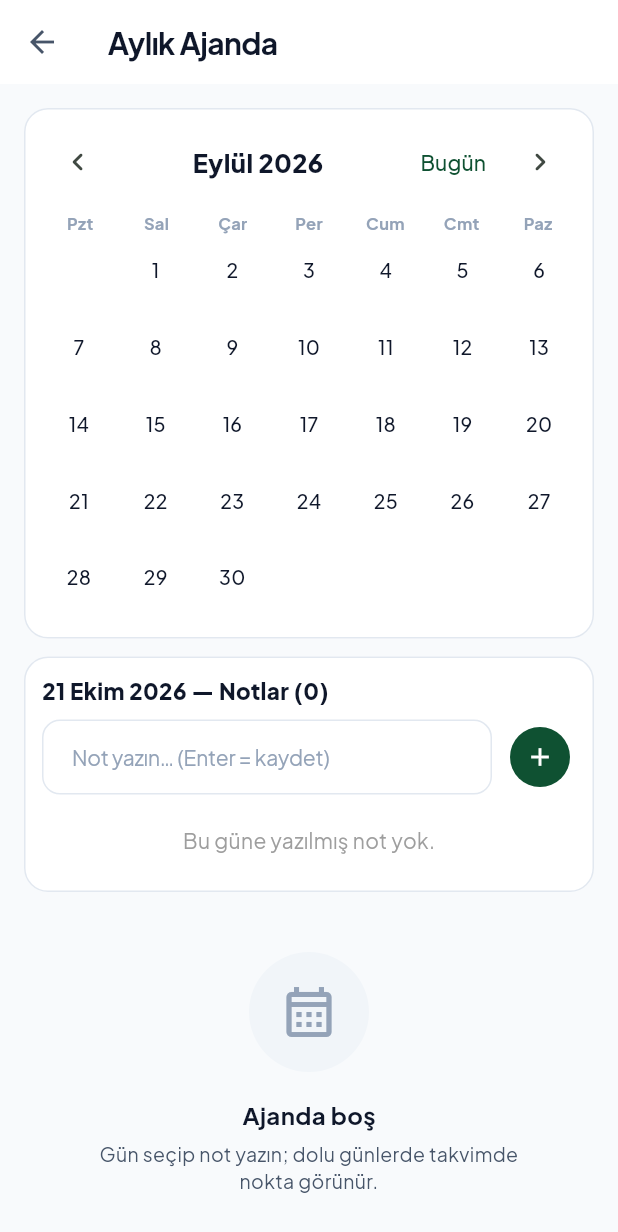
After one commit to Furkan-Pamuk/Diyetisyen-Asistan, a Flutter app: the AgendaScreen screen opened directly, after a tap on the "chevron left" icon, on a phone screen of 412 x 824 dp. The commit adds this screen. Shown: the top 1232 px of the screen. Run offline on Flutter 3.47's test engine with Material 3 defaults, Android fonts, the phone set to English and light mode, and no system bars; our stand-ins replace audioplayers, cloud_firestore, file_picker, firebase_auth, firebase_core, flutter_local_notifications and 7 more; missing offline and left inert: excel, record; accounts and stored records are empty.

Commit message:
Aylik ajanda menusu: takvim + gunluk notlar, panele baglanti

```diff
--- /dev/null
+++ b/lib/models/agenda_entry.dart
@@ -0,0 +1,42 @@
+import 'package:uuid/uuid.dart';
+
+const _uuid = Uuid();
+
+/// Aylık ajanda notu: belirli bir güne yazılan kısa not.
+class AgendaEntry {
+  final String id;
+  DateTime day; // gün (yıl/ay/gün, saat sıfırlanır)
+  String text;
+  DateTime createdAt;
+
+  AgendaEntry({
+    String? id,
+    required DateTime day,
+    required this.text,
+    DateTime? createdAt,
+  })  : id = id ?? _uuid.v4(),
+        day = DateTime(day.year, day.month, day.day),
+        createdAt = createdAt ?? DateTime.now();
+
+  static DateTime norm(DateTime d) =>
+      DateTime(d.year, d.month, d.day);
+
+  factory AgendaEntry.fromJson(Map<String, dynamic> j) =>
+      AgendaEntry(
+        id: j['id'] as String?,
+        day: DateTime.tryParse(j['day'] as String? ?? '') ??
+            DateTime.now(),
+        text: (j['text'] as String?) ?? '',
+        createdAt: DateTime.tryParse(
+                j['createdAt'] as String? ?? '') ??
+            DateTime.now(),
+      );
+
+  Map<String, dynamic> toJson() => {
+        'id': id,
+        'day': DateTime(day.year, day.month, day.day)
+            .toIso8601String(),
+        'text': text,
+        'createdAt': createdAt.toIso8601String(),
+      };
+}
--- /dev/null
+++ b/lib/screens/agenda_screen.dart
@@ -0,0 +1,353 @@
+import 'package:flutter/material.dart';
+import 'package:google_fonts/google_fonts.dart';
+import 'package:provider/provider.dart';
+
+import '../state/app_store.dart';
+import '../theme/app_colors.dart';
+import '../widgets/common.dart';
+
+/// Aylık ajanda: takvim ızgarası + seçili güne not girişi.
+/// Notlu günlerde nokta görünür, bugün halkayla işaretlidir.
+class AgendaScreen extends StatefulWidget {
+  const AgendaScreen({super.key});
+
+  @override
+  State<AgendaScreen> createState() => _AgendaScreenState();
+}
+
+class _AgendaScreenState extends State<AgendaScreen> {
+  late DateTime _month;
+  late DateTime _selected;
+  final _textCtrl = TextEditingController();
+
+  static const _months = [
+    'Ocak',
+    'Şubat',
+    'Mart',
+    'Nisan',
+    'Mayıs',
+    'Haziran',
+    'Temmuz',
+    'Ağustos',
+    'Eylül',
+    'Ekim',
+    'Kasım',
+    'Aralık'
+  ];
+  static const _weekdays = [
+    'Pzt',
+    'Sal',
+    'Çar',
+    'Per',
+    'Cum',
+    'Cmt',
+    'Paz'
+  ];
+
+  @override
+  void initState() {
+    super.initState();
+    final now = DateTime.now();
+    _month = DateTime(now.year, now.month);
+    _selected = DateTime(now.year, now.month, now.day);
+  }
+
+  @override
+  void dispose() {
+    _textCtrl.dispose();
+    super.dispose();
+  }
+
+  void _prevMonth() => setState(() {
+        _month = DateTime(_month.year, _month.month - 1);
+      });
+
+  void _nextMonth() => setState(() {
+        _month = DateTime(_month.year, _month.month + 1);
+      });
+
+  void _goToday() => setState(() {
+        final now = DateTime.now();
+        _month = DateTime(now.year, now.month);
+        _selected = DateTime(now.year, now.month, now.day);
+      });
+
+  Future<void> _add() async {
+    final text = _textCtrl.text.trim();
+    if (text.isEmpty) return;
+    await context.read<AppStore>().addAgendaEntry(_selected, text);
+    _textCtrl.clear();
+    if (mounted) FocusScope.of(context).unfocus();
+  }
+
+  String _fmtDay(DateTime d) =>
+      '${d.day} ${_months[d.month - 1]} ${d.year}';
+
+  @override
+  Widget build(BuildContext context) {
+    final store = context.watch<AppStore>();
+    final daysInMonth =
+        DateTime(_month.year, _month.month + 1, 0).day;
+    final leading =
+        DateTime(_month.year, _month.month, 1).weekday - 1;
+    final marked =
+        store.agendaDaysInMonth(_month.year, _month.month);
+    final today = DateTime.now();
+    bool isToday(int day) =>
+        today.year == _month.year &&
+        today.month == _month.month &&
+        today.day == day;
+    final notes = store.agendaForDay(_selected);
+
+    return Scaffold(
+      backgroundColor: AppColors.surface,
+      appBar: AppBar(title: const Text('Aylık Ajanda')),
+      body: ListView(
+        padding: const EdgeInsets.all(16),
+        children: [
+          Card(
+            child: Padding(
+              padding: const EdgeInsets.all(12),
+              child: Column(
+                children: [
+                  Row(
+                    children: [
+                      IconButton(
+                        icon: const Icon(Icons.chevron_left_rounded),
+                        tooltip: 'Önceki ay',
+                        onPressed: _prevMonth,
+                      ),
+                      Expanded(
+                        child: Text(
+                          '${_months[_month.month - 1]} ${_month.year}',
+                          textAlign: TextAlign.center,
+                          style: GoogleFonts.plusJakartaSans(
+                            fontWeight: FontWeight.w800,
+                            fontSize: 17,
+                            color: AppColors.text,
+                          ),
+                        ),
+                      ),
+                      TextButton(
+                        onPressed: _goToday,
+                        child: const Text('Bugün'),
+                      ),
+                      IconButton(
+                        icon: const Icon(
+                            Icons.chevron_right_rounded),
+                        tooltip: 'Sonraki ay',
+                        onPressed: _nextMonth,
+                      ),
+                    ],
+                  ),
+                  const SizedBox(height: 8),
+                  Row(
+                    children: [
+                      for (final w in _weekdays)
+                        Expanded(
+                          child: Center(
+                            child: Text(w,
+                                style:
+                                    GoogleFonts.plusJakartaSans(
+                                  fontSize: 11,
+                                  fontWeight: FontWeight.w700,
+                                  color: AppColors.muted,
+                                )),
+                          ),
+                        ),
+                    ],
+                  ),
+                  const SizedBox(height: 4),
+                  GridView.builder(
+                    shrinkWrap: true,
+                    physics:
+                        const NeverScrollableScrollPhysics(),
+                    gridDelegate:
+                        const SliverGridDelegateWithFixedCrossAxisCount(
+                      crossAxisCount: 7,
+                      childAspectRatio: 1,
+                      crossAxisSpacing: 2,
+                      mainAxisSpacing: 2,
+                    ),
+                    itemCount: leading + daysInMonth,
+                    itemBuilder: (ctx, i) {
+                      if (i < leading) {
+                        return const SizedBox.shrink();
+                      }
+                      final day = i - leading + 1;
+                      final selected = _selected.year ==
+                              _month.year &&
+                          _selected.month == _month.month &&
+                          _selected.day == day;
+                      final hasNotes = marked.contains(day);
+                      return InkWell(
+                        onTap: () => setState(() {
+                          _selected = DateTime(
+                              _month.year, _month.month, day);
+                        }),
+                        borderRadius: BorderRadius.circular(10),
+                        child: Container(
+                          decoration: BoxDecoration(
+                            color: selected
+                                ? AppColors.primary
+                                : Colors.transparent,
+                            borderRadius:
+                                BorderRadius.circular(10),
+                            border: Border.all(
+                              color: selected
+                                  ? AppColors.primary
+                                  : isToday(day)
+                                      ? AppColors.primary
+                                      : Colors.transparent,
+                              width: selected ? 0 : 1.5,
+                            ),
+                          ),
+                          child: Column(
+                            mainAxisAlignment:
+                                MainAxisAlignment.center,
+                            children: [
+                              Text(
+                                '$day',
+                                style:
+                                    GoogleFonts.plusJakartaSans(
+                                  fontSize: 13,
+                                  fontWeight: selected ||
+                                          isToday(day)
+                                      ? FontWeight.w800
+                                      : FontWeight.w500,
+                                  color: selected
+                                      ? Colors.white
+                                      : AppColors.text,
+                                ),
+                              ),
+                              const SizedBox(height: 2),
+                              Container(
+                                width: 6,
+                                height: 6,
+                                decoration: BoxDecoration(
+                                  shape: BoxShape.circle,
+                                  color: hasNotes
+                                      ? (selected
+                                          ? Colors.white
+                                          : AppColors.primary)
+                                      : Colors.transparent,
+                                ),
+                              ),
+                            ],
+                          ),
+                        ),
+                      );
+                    },
+                  ),
+                ],
+              ),
+            ),
+          ),
+          const SizedBox(height: 12),
+          Card(
+            child: Padding(
+              padding: const EdgeInsets.all(12),
+              child: Column(
+                crossAxisAlignment: CrossAxisAlignment.stretch,
+                children: [
+                  Text(
+                    '${_fmtDay(_selected)} — Notlar (${notes.length})',
+                    style: GoogleFonts.plusJakartaSans(
+                      fontWeight: FontWeight.w800,
+                      fontSize: 15,
+                      color: AppColors.text,
+                    ),
+                  ),
+                  const SizedBox(height: 8),
+                  Row(
+                    children: [
+                      Expanded(
+                        child: TextField(
+                          controller: _textCtrl,
+                          decoration: const InputDecoration(
+                            hintText:
+                                'Not yazın… (Enter = kaydet)',
+                            border: OutlineInputBorder(),
+                            isDense: true,
+                          ),
+                          maxLines: 1,
+                          textInputAction:
+                              TextInputAction.done,
+                          onSubmitted: (_) => _add(),
+                        ),
+                      ),
+                      const SizedBox(width: 8),
+                      IconButton.filled(
+                        onPressed: _add,
+                        tooltip: 'Not ekle',
+                        icon: const Icon(Icons.add, size: 20),
+                      ),
+                    ],
+                  ),
+                  const SizedBox(height: 8),
+                  if (notes.isEmpty)
+                    const Padding(
+                      padding:
+                          EdgeInsets.symmetric(vertical: 12),
+                      child: Center(
+                          child: Text(
+                              'Bu güne yazılmış not yok.',
+                              style: TextStyle(
+                                  color: Colors.grey))),
+                    )
+                  else
+                    for (final n in notes)
+                      Container(
+                        margin:
+                            const EdgeInsets.only(bottom: 6),
+                        padding: const EdgeInsets.symmetric(
+                            horizontal: 10, vertical: 8),
+                        decoration: BoxDecoration(
+                          color: AppColors.surface,
+                          borderRadius:
+                              BorderRadius.circular(10),
+                          border: Border.all(
+                              color: AppColors.cardBorder),
+                        ),
+                        child: Row(
+                          crossAxisAlignment:
+                              CrossAxisAlignment.start,
+                          children: [
+                            const Icon(
+                                Icons.event_note_rounded,
+                                size: 18,
+                                color: AppColors.primary),
+                            const SizedBox(width: 8),
+                            Expanded(
+                                child: Text(n.text)),
+                            IconButton(
+                              icon: const Icon(
+                                  Icons.delete_outline,
+                                  size: 20),
+                              tooltip: 'Notu sil',
+                              padding: EdgeInsets.zero,
+                              constraints:
+                                  const BoxConstraints(),
+                              onPressed: () => context
+                                  .read<AppStore>()
+                                  .deleteAgendaEntry(n.id),
+                            ),
+                          ],
+                        ),
+                      ),
+                ],
+              ),
+            ),
+          ),
+          if (store.agendaEntries.isEmpty)
+            const EmptyState(
+              icon: Icons.calendar_month_outlined,
+              title: 'Ajanda boş',
+              subtitle:
+                  'Gün seçip not yazın; dolu günlerde takvimde nokta görünür.',
+            ),
+        ],
+      ),
+    );
+  }
+}
--- a/lib/screens/dashboard_screen.dart
+++ b/lib/screens/dashboard_screen.dart
@@ -478,6 +478,15 @@ class DashboardScreen extends StatelessWidget {
           tab: -1,
         ));
       }
+    }
+    for (final a in store.agendaForDay(now)) {
+      rows.add(_AgendaRow(
+        icon: Icons.event_note_rounded,
+        color: AppColors.info,
+        title: a.text,
+        subtitle: 'Ajanda notu',
+        tab: 10, // Aylık Ajanda
+      ));
     }
     if (store.criticalStockItems.isNotEmpty) {
       rows.add(_AgendaRow(
--- a/lib/screens/home_screen.dart
+++ b/lib/screens/home_screen.dart
@@ -6,6 +6,7 @@ import 'package:provider/provider.dart';
 import '../main.dart';
 import '../state/app_store.dart';
 import '../theme/app_colors.dart';
+import 'agenda_screen.dart';
 import 'dashboard_screen.dart';
 import 'disposal_screen.dart';
 import 'grocery_list_screen.dart';
@@ -71,6 +72,7 @@ class _HomeScreenState extends State<HomeScreen> {
     ProfileScreen(),
     OrderCartScreen(),
     DisposalScreen(),
+    AgendaScreen(),
   ];
 
   static final List<_NavItem> _navItems = [
@@ -139,6 +141,13 @@ class _HomeScreenState extends State<HomeScreen> {
       icon: Icons.delete_outline,
       activeIcon: Icons.delete_rounded,
       badgeCount: (s) => s.disposalForms.length,
+    ),
+    _NavItem(
+      title: 'Aylık Ajanda',
+      category: 'GENEL',
+      icon: Icons.calendar_month_outlined,
+      activeIcon: Icons.calendar_month_rounded,
+      badgeCount: (s) => s.agendaForDay(DateTime.now()).length,
     ),
   ];
 
--- a/lib/state/app_store.dart
+++ b/lib/state/app_store.dart
@@ -6,6 +6,7 @@ import 'package:flutter/foundation.dart';
 import 'package:shared_preferences/shared_preferences.dart';
 
 import '../models/grocery_category.dart';
+import '../models/agenda_entry.dart';
 import '../models/disposal.dart';
 import '../models/inventory_item.dart';
 import '../models/menu_entry.dart';
@@ -193,6 +194,50 @@ class AppStore extends ChangeNotifier {
     final i = orderCart.indexWhere((e) => e.id == id);
     if (i == -1) return;
     orderCart[i].supplierId = supplierId;
+    await save();
+  }
+
+  // ---------- Aylık ajanda ----------
+
+  List<AgendaEntry> agendaEntries = [];
+
+  List<AgendaEntry> agendaForDay(DateTime day) {
+    final d = AgendaEntry.norm(day);
+    final list = agendaEntries
+        .where((e) =>
+            e.day.year == d.year &&
+            e.day.month == d.month &&
+            e.day.day == d.day)
+        .toList();
+    list.sort((a, b) => a.createdAt.compareTo(b.createdAt));
+    return list;
+  }
+
+  /// Ay görünümünde nokta gösterilecek günler.
+  Set<int> agendaDaysInMonth(int year, int month) => agendaEntries
+      .where((e) => e.day.year == year && e.day.month == month)
+      .map((e) => e.day.day)
+      .toSet();
+
+  Future<AgendaEntry> addAgendaEntry(
+      DateTime day, String text) async {
+    final entry =
+        AgendaEntry(day: day, text: text.trim());
+    agendaEntries.add(entry);
+    await save();
+    return entry;
+  }
+
+  Future<void> updateAgendaEntryText(
+      String id, String text) async {
+    final i = agendaEntries.indexWhere((e) => e.id == id);
+    if (i == -1) return;
+    agendaEntries[i].text = text.trim();
+    await save();
+  }
+
+  Future<void> deleteAgendaEntry(String id) async {
+    agendaEntries.removeWhere((e) => e.id == id);
     await save();
   }
 
@@ -1342,6 +1387,8 @@ class AppStore extends ChangeNotifier {
           'photo': profilePhotoBase64,
         },
         'notes': notes.map((e) => e.toJson()).toList(),
+        'agenda':
+            agendaEntries.map((e) => e.toJson()).toList(),
         'weekStart': weekStart.toIso8601String(),
         'updatedAt': updatedAt.toIso8601String(),
       };
@@ -1498,6 +1545,14 @@ class AppStore extends ChangeNotifier {
           .toList();
     } catch (_) {
       notes = [];
+    }
+    try {
+      agendaEntries = ((j['agenda'] as List?) ?? [])
+          .map((e) =>
+              AgendaEntry.fromJson(Map<String, dynamic>.from(e as Map)))
+          .toList();
+    } catch (_) {
+      agendaEntries = [];
     }
     weekStart = DateTime.tryParse(j['weekStart'] as String? ?? '') ??
         DateTime.now();
```
